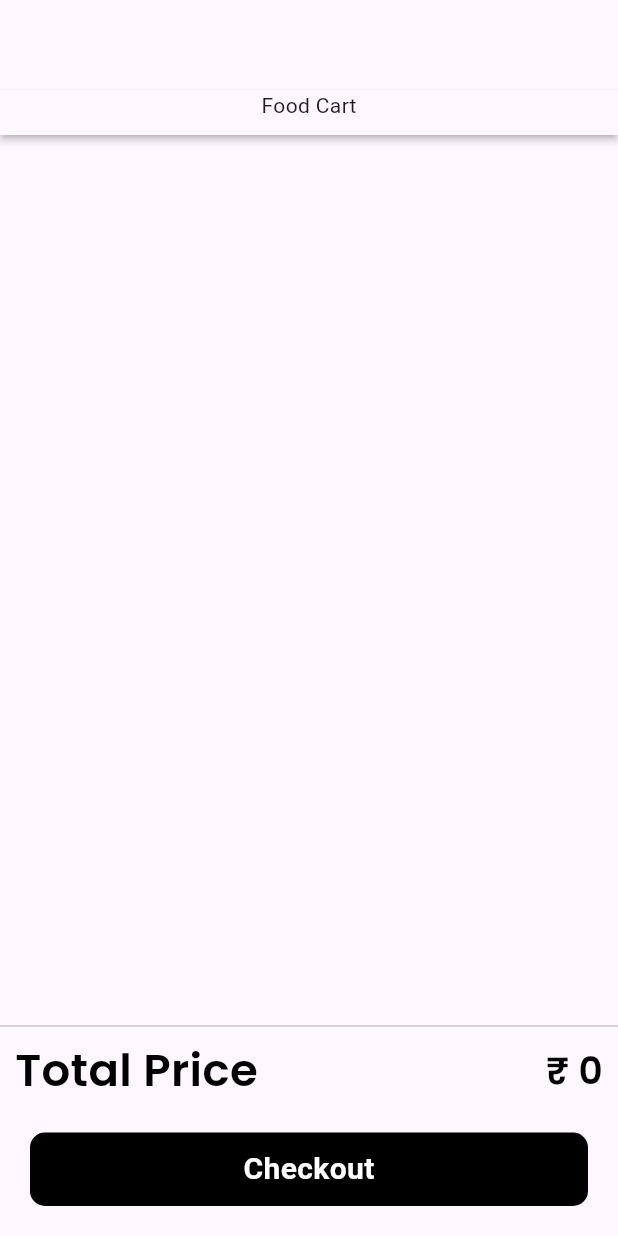
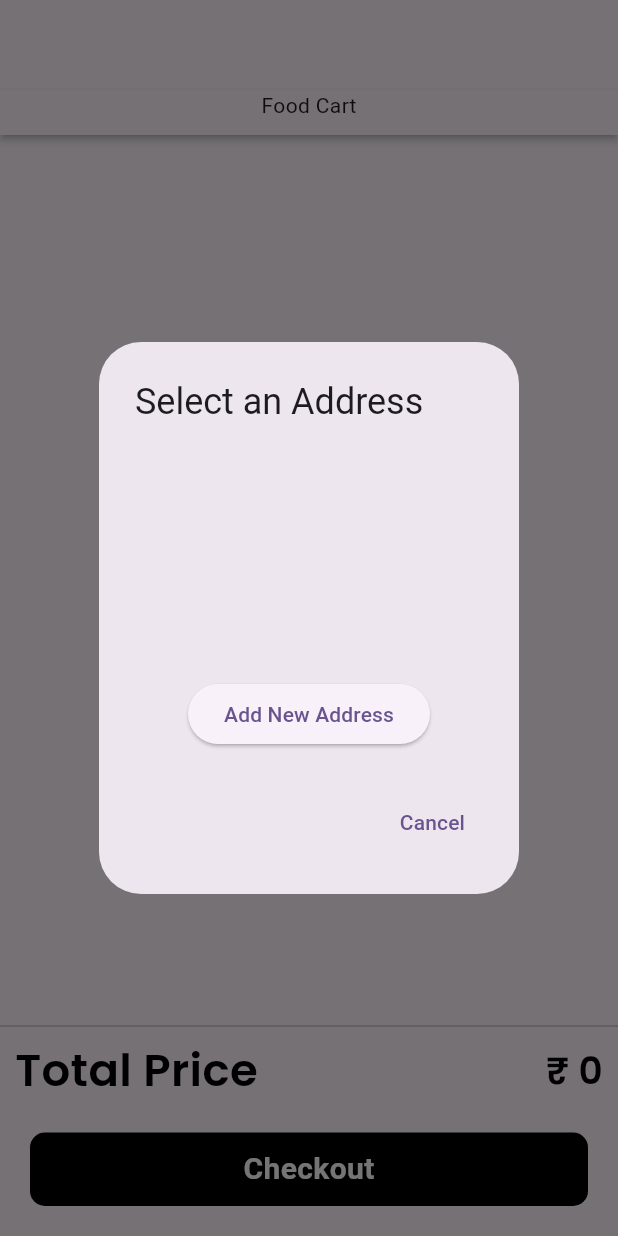
Before and after one commit to Sashh12/food-cloud-app, a Flutter app: the Order screen opened directly, after a tap on "Checkout", on a phone screen of 412 x 824 dp. Run offline on Flutter 3.47's test engine with Material 3 defaults, Android fonts, the phone set to English and light mode, and no system bars; our stand-ins replace cloud_firestore, curved_navigation_bar, dropdown_search, firebase_auth, firebase_core, firebase_storage and 3 more; missing offline and left inert: flutter_stripe; accounts and stored records are empty.

Commit message:
third commit

```diff
--- a/lib/pages/order.dart
+++ b/lib/pages/order.dart
@@ -2,8 +2,8 @@ import 'dart:async';
 import 'package:cloud_firestore/cloud_firestore.dart';
 import 'package:flutter/material.dart';
 import 'package:firebase_auth/firebase_auth.dart';
+import 'package:foodapp/pages/address.dart';
 import 'package:foodapp/pages/bottomnav.dart';
-import 'package:foodapp/pages/home.dart';
 import 'package:foodapp/service/database.dart';
 import 'package:foodapp/widget/widget_support.dart';
 
@@ -17,7 +17,6 @@ class Order extends StatefulWidget {
 class _OrderState extends State<Order> {
   String? id, wallet;
   int total = 0, amount2 = 0;
-
   Stream? foodStream;
 
   @override
@@ -34,14 +33,11 @@ class _OrderState extends State<Order> {
     });
   }
 
-  // Fetch the user ID and wallet directly from Firebase
   Future<void> getUserData() async {
-    // Fetch the current user's ID from FirebaseAuth
     User? user = FirebaseAuth.instance.currentUser;
     id = user?.uid;
 
     if (id != null) {
-      // Fetch the wallet from Firestore
       DocumentSnapshot userDoc = await FirebaseFirestore.instance
           .collection('users')
           .doc(id)
@@ -72,36 +68,43 @@ class _OrderState extends State<Order> {
               scrollDirection: Axis.vertical,
               itemBuilder: (context, index) {
                 DocumentSnapshot ds = snapshot.data.docs[index];
-                total = total + int.parse(ds["Total"]);
+                total += int.parse(ds["Total"]);
                 return Container(
                   margin: EdgeInsets.only(left: 10.0, right: 10.0, bottom: 10.0),
                   child: Material(
                     elevation: 5.0,
                     borderRadius: BorderRadius.circular(10),
                     child: Container(
-                      decoration: BoxDecoration( borderRadius: BorderRadius.circular(20),),
+                      decoration: BoxDecoration(borderRadius: BorderRadius.circular(20)),
                       padding: EdgeInsets.all(10),
                       child: Row(
                         children: [
-                          Container( height: 50.0, width: 40.0,
+                          Container(
+                            height: 50.0,
+                            width: 40.0,
                             decoration: BoxDecoration(
-                              border: Border.all(), borderRadius: BorderRadius.circular(10),),
+                              border: Border.all(),
+                              borderRadius: BorderRadius.circular(10),
+                            ),
                             child: Center(child: Text(ds["Quantity"])),
                           ),
                           SizedBox(width: 10.0),
                           ClipRRect(
                             borderRadius: BorderRadius.circular(40),
-                            child: Image.network( ds["Image"], height: 90, width: 90, fit: BoxFit.cover,),
+                            child: Image.network(ds["Image"], height: 90, width: 90, fit: BoxFit.cover),
                           ),
                           SizedBox(width: 10.0),
-                          Expanded( // Make the Column take available space
+                          Expanded(
                             child: Column(
-                              crossAxisAlignment: CrossAxisAlignment.start, // Align text to start
+                              crossAxisAlignment: CrossAxisAlignment.start,
                               children: [
-                                Text(ds["Name"], style: AppWidget.NormalText(), maxLines: 2, // Allow two lines
-                                  overflow: TextOverflow.ellipsis,),
-                                Text( "₹ " + ds["Total"], style: AppWidget.NormalText(),
+                                Text(
+                                  ds["Name"],
+                                  style: AppWidget.NormalText(),
+                                  maxLines: 2,
+                                  overflow: TextOverflow.ellipsis,
                                 ),
+                                Text("₹ " + ds["Total"], style: AppWidget.NormalText()),
                               ],
                             ),
                           ),
@@ -118,34 +121,31 @@ class _OrderState extends State<Order> {
     );
   }
 
-  Future<void> placeOrder() async {
-    // Ensure id and wallet are not null
-    if (id != null && wallet != null) {
+  Future<void> placeOrder(String selectedAddress) async {
+    if (id != null) {
+      if (wallet != null) {
         int amount = int.parse(wallet!) - amount2;
 
-      // Update the user's wallet in Firestore
         await FirebaseFirestore.instance
             .collection('users')
             .doc(id)
-          .update({"wallet": amount.toString()});
+            .update({"Wallet": amount.toString()});
 
-      // Fetch cart items from Firestore
         var cartItems = await FirebaseFirestore.instance
             .collection("users")
             .doc(id)
             .collection("Cart")
             .get();
 
-      // Create an order document in Firestore
         String orderId = FirebaseFirestore.instance.collection("orders").doc().id;
         await FirebaseFirestore.instance.collection("orders").doc(orderId).set({
           "userId": id,
           "totalAmount": total,
           "orderDate": Timestamp.now(),
           "items": cartItems.docs.map((doc) => doc.data()).toList(),
+          "address": selectedAddress, // Use the selected address for the order
         });
 
-      // Clear cart items after placing the order
         for (var doc in cartItems.docs) {
           await FirebaseFirestore.instance
               .collection("users")
@@ -155,20 +155,79 @@ class _OrderState extends State<Order> {
               .delete();
         }
 
-      // Display confirmation message
         ScaffoldMessenger.of(context).showSnackBar(SnackBar(
-        content: Text(
-          "Order placed successfully!",
-          style: TextStyle(fontSize: 18.0),
-        ),
+          content: Text("Order placed successfully!"),
           duration: Duration(seconds: 2),
         ));
 
-      // Wait for 2 seconds and navigate to the home page
         await Future.delayed(Duration(seconds: 2));
 
-      Navigator.pushReplacement(
-          context, MaterialPageRoute(builder: (context) => BottomNav()));
+        Navigator.pushReplacement(context, MaterialPageRoute(builder: (context) => BottomNav()));
+      }
+    }
+  }
+
+  Future<void> selectAddress() async {
+    User? user = FirebaseAuth.instance.currentUser;
+    String? userId = user?.uid;
+
+    if (userId != null) {
+      DocumentSnapshot userDoc = await FirebaseFirestore.instance.collection('users').doc(userId).get();
+      List<dynamic> addresses = userDoc.get('addresses') ?? [];
+
+      // Show address selection dialog
+      String? selectedAddress = await showDialog<String>(
+        context: context,
+        builder: (BuildContext context) {
+          return AlertDialog(
+            title: Text('Select an Address'),
+            content: Container(
+              width: double.minPositive,
+              height: 200,
+              child: Column(
+                children: [
+                  Expanded(
+                    child: ListView.builder(
+                      itemCount: addresses.length,
+                      itemBuilder: (context, index) {
+                        return ListTile(
+                          title: Text(addresses[index]),
+                          onTap: () {
+                            Navigator.of(context).pop(addresses[index]); // Return the selected address
+                          },
+                        );
+                      },
+                    ),
+                  ),
+                  ElevatedButton(
+                    onPressed: () {
+                      Navigator.of(context).pop(); // Close the dialog
+                      Navigator.push(
+                        context,
+                        MaterialPageRoute(builder: (context) => AddAddressScreen()), // Navigate to Add Address screen
+                      );
+                    },
+                    child: Text('Add New Address'),
+                  ),
+                ],
+              ),
+            ),
+            actions: [
+              TextButton(
+                onPressed: () {
+                  Navigator.of(context).pop(); // Close the dialog
+                },
+                child: Text('Cancel'),
+              ),
+            ],
+          );
+        },
+      );
+
+      if (selectedAddress != null) {
+        // Proceed to place the order with the selected address
+        await placeOrder(selectedAddress);
+      }
     }
   }
 
@@ -200,15 +259,14 @@ class _OrderState extends State<Order> {
                 mainAxisAlignment: MainAxisAlignment.spaceBetween,
                 children: [
                   Text("Total Price", style: AppWidget.BoldTextFieldStyle()),
-                  Text("\₹ " + total.toString(),
-                      style: AppWidget.SemiBoldFieldStyle()),
+                  Text("\₹ " + total.toString(), style: AppWidget.SemiBoldFieldStyle()),
                 ],
               ),
             ),
             SizedBox(height: 20.0),
             GestureDetector(
               onTap: () async {
-                await placeOrder();
+                await selectAddress(); // Select an address before placing the order
               },
               child: Container(
                 padding: EdgeInsets.symmetric(vertical: 10.0),
@@ -216,11 +274,9 @@ class _OrderState extends State<Order> {
                 decoration: BoxDecoration(
                     color: Colors.black,
                     borderRadius: BorderRadius.circular(10)),
-                margin:
-                EdgeInsets.only(left: 20.0, right: 20.0, bottom: 20.0),
+                margin: EdgeInsets.only(left: 20.0, right: 20.0, bottom: 20.0),
                 child: Center(
-                    child: Text("Checkout", style: TextStyle( color: Colors.white, fontSize: 20.0,
-                            fontWeight: FontWeight.bold))),
+                    child: Text("Checkout", style: TextStyle(color: Colors.white, fontSize: 20.0, fontWeight: FontWeight.bold))),
               ),
             ),
           ],
--- a/pubspec.yaml
+++ b/pubspec.yaml
@@ -44,6 +44,8 @@ dependencies:
   rxdart: ^0.28.0
   dropdown_search: ^6.0.0
   intl: ^0.19.0
+  google_maps_flutter: ^2.9.0
+  geolocator: ^13.0.1
 
 
   # The following adds the Cupertino Icons font to your application.
```
Also changed, not shown: lib/pages/address.dart (added, +109 -0 lines), pubspec.lock, 3 other files. Lines whose indentation alone changed are shown as unchanged.
